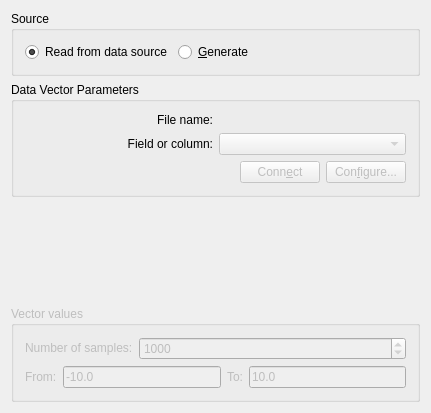
First picture: the form in src/libkstapp/vectortab.ui, repository Kst-plot/kst, before the edit.
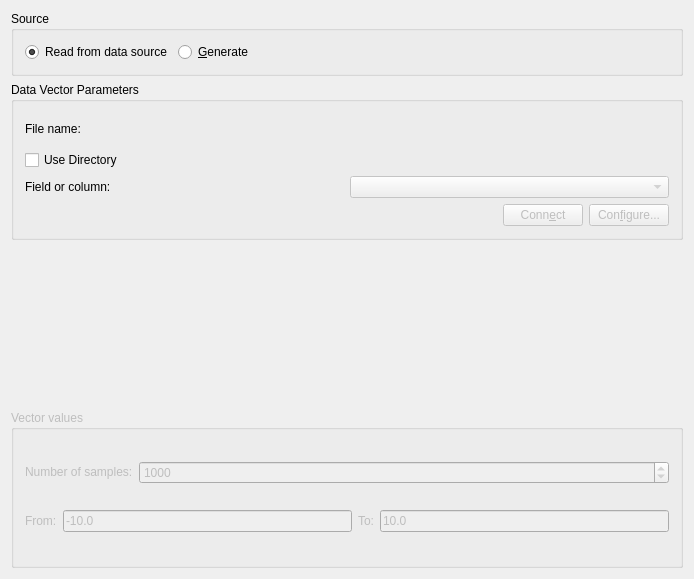
Second picture: the form after the edit. Custom widgets are drawn as their Qt base class.

Diff of the .ui file:
```diff
--- a/src/libkstapp/vectortab.ui
+++ b/src/libkstapp/vectortab.ui
@@ -5,8 +5,8 @@
    <rect>
     <x>0</x>
     <y>0</y>
-    <width>431</width>
-    <height>413</height>
+    <width>694</width>
+    <height>579</height>
    </rect>
   </property>
   <layout class="QGridLayout" >
@@ -83,43 +83,60 @@
       <string>Data Vector Parameters</string>
      </property>
      <layout class="QGridLayout" >
-      <item row="1" column="0" >
-       <widget class="QLabel" name="label_5" >
-        <property name="text" >
-         <string>Field or column:</string>
-        </property>
-        <property name="alignment" >
-         <set>Qt::AlignRight|Qt::AlignTrailing|Qt::AlignVCenter</set>
-        </property>
-        <property name="wordWrap" >
-         <bool>false</bool>
-        </property>
-       </widget>
-      </item>
-      <item row="0" column="1" >
-       <widget class="Kst::FileRequester" native="1" name="_fileName" />
-      </item>
       <item row="0" column="0" >
        <widget class="QLabel" name="label_4" >
         <property name="text" >
          <string>File name:</string>
         </property>
         <property name="alignment" >
-         <set>Qt::AlignRight|Qt::AlignTrailing|Qt::AlignVCenter</set>
+         <set>Qt::AlignLeading|Qt::AlignLeft|Qt::AlignVCenter</set>
         </property>
         <property name="wordWrap" >
          <bool>false</bool>
         </property>
        </widget>
       </item>
+      <item row="0" column="1" >
+       <widget class="Kst::FileRequester" native="1" name="_fileName" />
+      </item>
+      <item row="1" column="0" >
+       <widget class="QCheckBox" name="_useDirectory" >
+        <property name="layoutDirection" >
+         <enum>Qt::LeftToRight</enum>
+        </property>
+        <property name="text" >
+         <string>Use Directory</string>
+        </property>
+       </widget>
+      </item>
       <item row="1" column="1" >
+       <widget class="Kst::FileRequester" native="1" name="_directoryName" >
+        <property name="enabled" >
+         <bool>false</bool>
+        </property>
+       </widget>
+      </item>
+      <item row="2" column="0" >
+       <widget class="QLabel" name="label_5" >
+        <property name="text" >
+         <string>Field or column:</string>
+        </property>
+        <property name="alignment" >
+         <set>Qt::AlignLeading|Qt::AlignLeft|Qt::AlignVCenter</set>
+        </property>
+        <property name="wordWrap" >
+         <bool>false</bool>
+        </property>
+       </widget>
+      </item>
+      <item row="2" column="1" >
        <widget class="Kst::ComboBox" name="_field" >
         <property name="enabled" >
          <bool>false</bool>
         </property>
        </widget>
       </item>
-      <item row="2" column="0" colspan="2" >
+      <item row="3" column="0" colspan="2" >
        <layout class="QHBoxLayout" >
         <property name="leftMargin" >
          <number>0</number>
```
Left out of the diff: 20 changed lines with no effect on the pictures.
